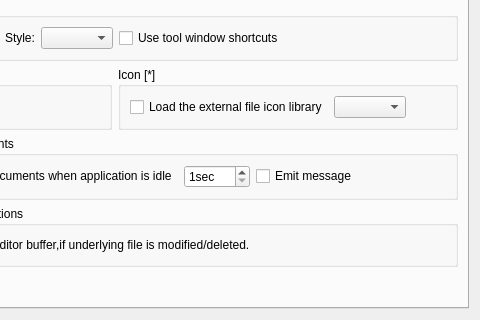
This is liteidex/src/liteapp/liteappoption.ui in visualfc/liteide as Qt 5 draws it before an edit; both pictures show x 170 to 650 and y 115 to 435 of the 650 by 435 pixel window. The edited form follows.
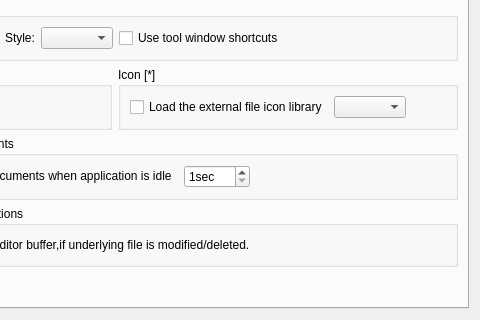
This is the edited form.

Commit message: change liteapp idle auto save editor disable emit message

```diff
--- a/liteidex/src/liteapp/liteappoption.ui
+++ b/liteidex/src/liteapp/liteappoption.ui
@@ -207,16 +207,6 @@
             </property>
            </widget>
           </item>
-          <item>
-           <widget class="QCheckBox" name="autoIdleSaveDocumentsEmitMessageCheckBox">
-            <property name="toolTip">
-             <string>emit save message for auto code format, etc...</string>
-            </property>
-            <property name="text">
-             <string>Emit message</string>
-            </property>
-           </widget>
-          </item>
           <item>
            <spacer name="horizontalSpacer_5">
             <property name="orientation">
```
Left out of the diff: 2 changed lines with no effect on the pictures. The commit also changes 3 other files.
